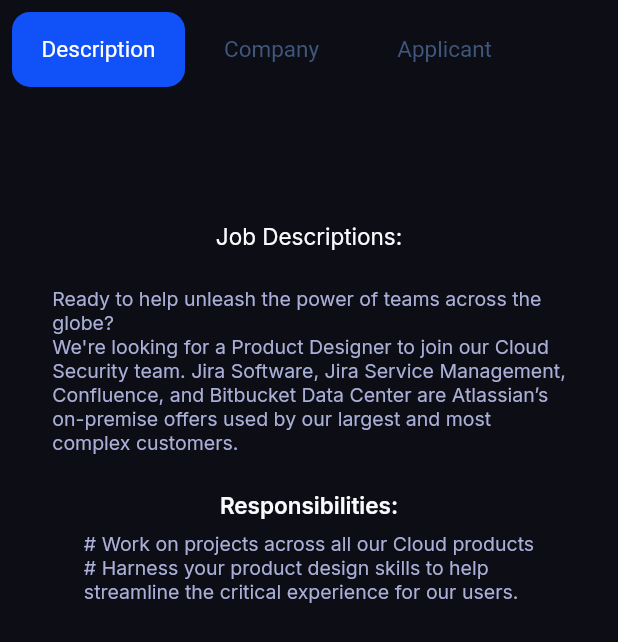
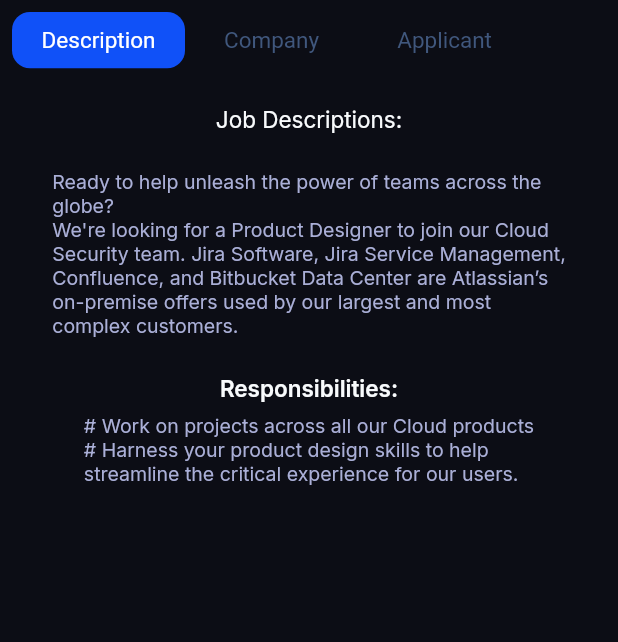
Before and after one commit to oakarakum/searching_app, a Flutter app: the DescriptionMenu widget shown alone on an empty page, opened directly, on a phone screen of 412 x 824 dp. Shown: the top 642 px of the screen. Run offline on Flutter 3.47's test engine with Material 2 defaults, Android fonts, the light colour scheme and no system bars; our stand-ins replace flutter_svg, google_fonts, responsive_sizer.

Commit message:
widget boyları ekrana göre ayarlandı.

```diff
--- a/lib/features/descriptionmenu.dart
+++ b/lib/features/descriptionmenu.dart
@@ -21,7 +21,7 @@
       return Column(
         children: [
           Container(
-            height: 8.h,
+            height: 6.5.h,
             width: 100.w,
             decoration: BoxDecoration(
                 borderRadius: BorderRadius.circular(12),
@@ -29,7 +29,7 @@
             child: Padding(
               padding: const EdgeInsets.all(8.0),
               child: SizedBox(
-                height: 200,
+                height: 100,
                 width: 200,
                 child: ListView.builder(
                     scrollDirection: Axis.horizontal,
@@ -59,7 +59,7 @@
               ),
             ),
           ),
-          SizedBox(height: 10.h),
+          SizedBox(height: 2.h),
           Column(
             mainAxisAlignment: MainAxisAlignment.start,
             children: [
```
